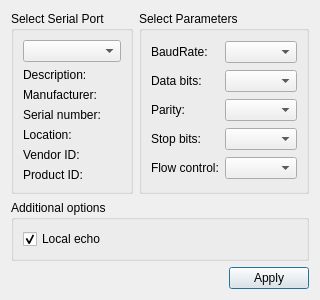
Above: SerialGUI/settingsdialog.ui from kamfor/SerialReceiver before the change. Below: the same form after it.
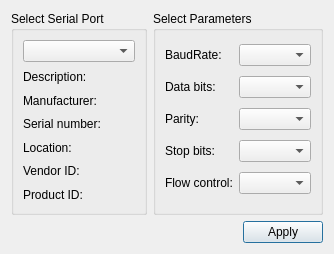
That is the form after the change.

```diff
--- a/SerialGUI/settingsdialog.ui
+++ b/SerialGUI/settingsdialog.ui
@@ -6,8 +6,8 @@
    <rect>
     <x>0</x>
     <y>0</y>
-    <width>281</width>
-    <height>262</height>
+    <width>334</width>
+    <height>254</height>
    </rect>
   </property>
   <property name="windowTitle">
@@ -73,6 +73,30 @@
      </layout>
     </widget>
    </item>
+   <item row="1" column="0" colspan="2">
+    <layout class="QHBoxLayout" name="horizontalLayout">
+     <item>
+      <spacer name="horizontalSpacer">
+       <property name="orientation">
+        <enum>Qt::Horizontal</enum>
+       </property>
+       <property name="sizeHint" stdset="0">
+        <size>
+         <width>96</width>
+         <height>20</height>
+        </size>
+       </property>
+      </spacer>
+     </item>
+     <item>
+      <widget class="QPushButton" name="applyButton">
+       <property name="text">
+        <string>Apply</string>
+       </property>
+      </widget>
+     </item>
+    </layout>
+   </item>
    <item row="0" column="0">
     <widget class="QGroupBox" name="selectBox">
      <property name="title">
@@ -127,49 +151,6 @@
      </layout>
     </widget>
    </item>
-   <item row="2" column="0" colspan="2">
-    <layout class="QHBoxLayout" name="horizontalLayout">
-     <item>
-      <spacer name="horizontalSpacer">
-       <property name="orientation">
-        <enum>Qt::Horizontal</enum>
-       </property>
-       <property name="sizeHint" stdset="0">
-        <size>
-         <width>96</width>
-         <height>20</height>
-        </size>
-       </property>
-      </spacer>
-     </item>
-     <item>
-      <widget class="QPushButton" name="applyButton">
-       <property name="text">
-        <string>Apply</string>
-       </property>
-      </widget>
-     </item>
-    </layout>
-   </item>
-   <item row="1" column="0" colspan="2">
-    <widget class="QGroupBox" name="additionalOptionsGroupBox">
-     <property name="title">
-      <string>Additional options</string>
-     </property>
-     <layout class="QVBoxLayout" name="verticalLayout">
-      <item>
-       <widget class="QCheckBox" name="localEchoCheckBox">
-        <property name="text">
-         <string>Local echo</string>
-        </property>
-        <property name="checked">
-         <bool>true</bool>
-        </property>
-       </widget>
-      </item>
-     </layout>
-    </widget>
-   </item>
   </layout>
  </widget>
  <resources/>
```
